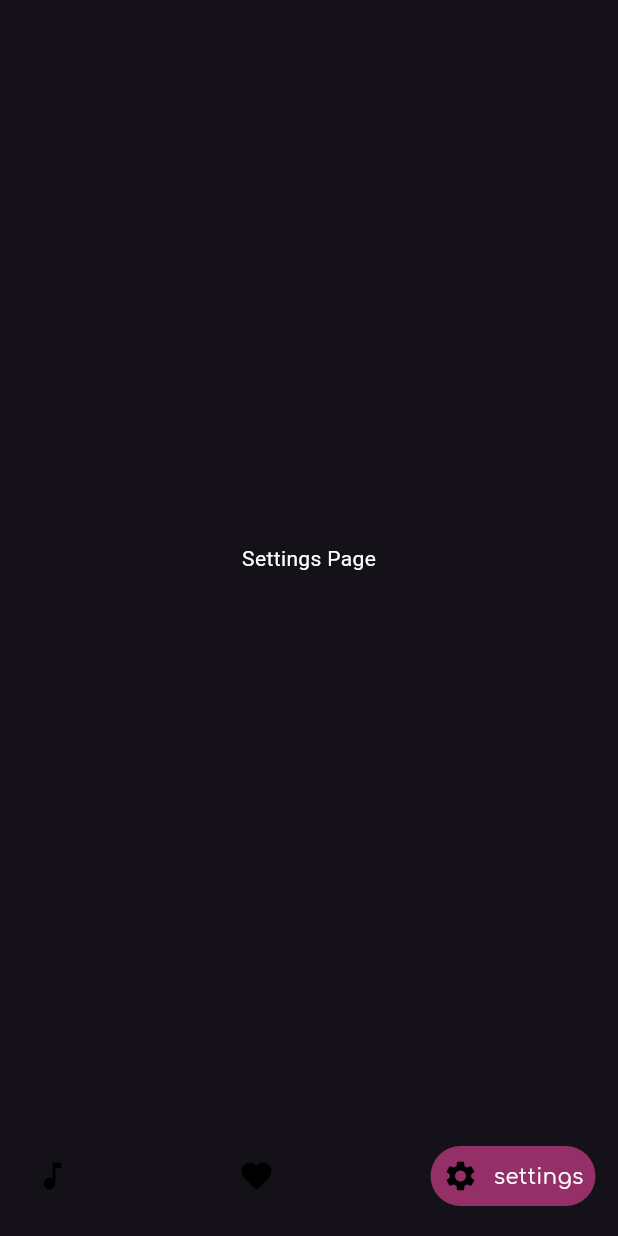
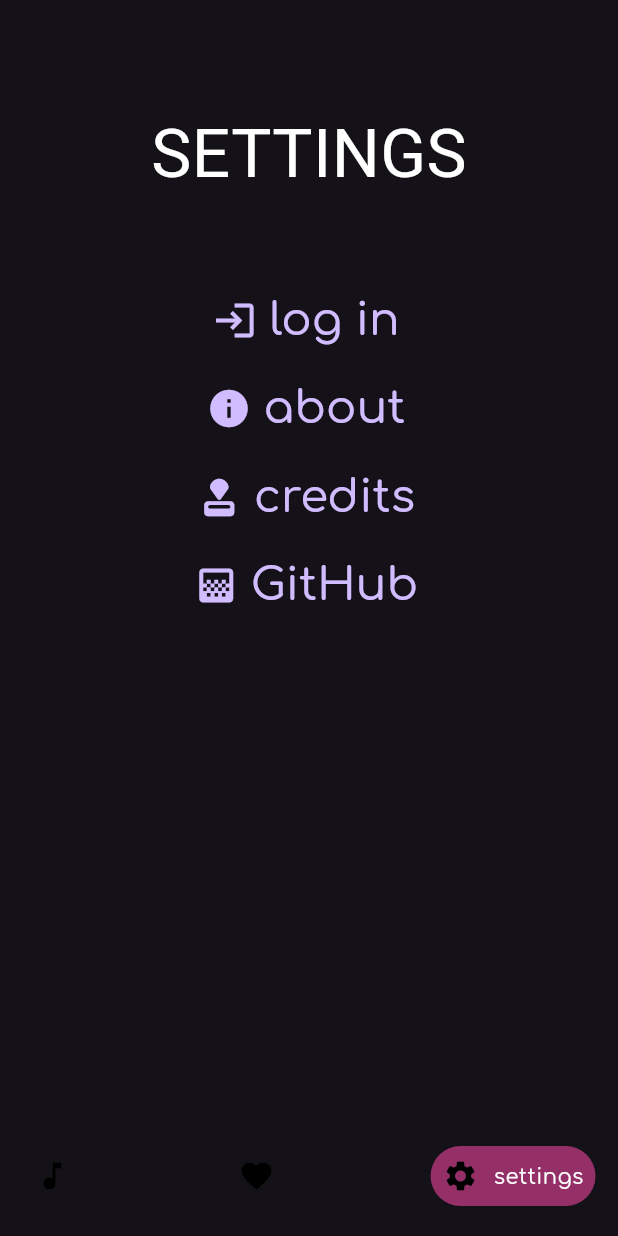
Before and after one commit to Alkonosttt/Hypnos, a Flutter app: the screen it shows after launch, item 3 of the bottom bar chosen, on a phone screen of 412 x 824 dp. Run offline on Flutter 3.47's test engine with Material 3 defaults, Android fonts, the phone set to English and light mode, and no system bars; drawn by our look-alikes of google_nav_bar; our stand-ins replace google_fonts; missing offline and left inert: markdown_widget.

Commit message:
Implemented the navigation on the Settings screen, made the Credits screen display the contents of credits.md

```diff
--- a/lib/settings.dart
+++ b/lib/settings.dart
@@ -1,4 +1,9 @@
 import 'package:flutter/material.dart';
+import 'package:google_fonts/google_fonts.dart';
+// settings screens
+import 'package:hypnos/loginandprofile.dart';
+import 'package:hypnos/about.dart';
+import 'package:hypnos/credits.dart';
 
 class SettingsPage extends StatefulWidget {
   const SettingsPage({super.key});
@@ -10,6 +15,79 @@ class SettingsPage extends StatefulWidget {
 class _SettingsPageState extends State<SettingsPage> {
   @override
   Widget build(BuildContext context) {
-    return Center(child: Text('Settings Page'));
+    return Row(
+      children: <Widget>[
+        Expanded(flex: 1, child: SizedBox()),
+        Expanded(
+          flex: 8,
+          child: Column(
+            children: [
+              Container(
+                margin: EdgeInsets.fromLTRB(0, 70, 0, 50),
+                child: Text(
+                  'SETTINGS',
+                  style: GoogleFonts.instrumentSerif(fontSize: 45),
+                ),
+              ),
+              // placeholder for library items
+              TextButton.icon(
+                onPressed: () {
+                  Navigator.push(
+                    context,
+                    MaterialPageRoute(
+                      builder: (context) => const LoginProfileScreen(),
+                    ),
+                  );
+                },
+                icon: const Icon(Icons.login, size: 30),
+                label: Text(
+                  'log in',
+                  style: GoogleFonts.comfortaa(fontSize: 30),
+                ),
+              ),
+              TextButton.icon(
+                onPressed: () {
+                  Navigator.push(
+                    context,
+                    MaterialPageRoute(
+                      builder: (context) => const AboutScreen(),
+                    ),
+                  );
+                },
+                icon: Icon(Icons.info, size: 30),
+                label: Text(
+                  'about',
+                  style: GoogleFonts.comfortaa(fontSize: 30),
+                ),
+              ),
+              TextButton.icon(
+                onPressed: () {
+                  Navigator.push(
+                    context,
+                    MaterialPageRoute(
+                      builder: (context) => const CreditsScreen(),
+                    ),
+                  );
+                },
+                icon: Icon(Icons.approval_rounded, size: 30),
+                label: Text(
+                  'credits',
+                  style: GoogleFonts.comfortaa(fontSize: 30),
+                ),
+              ),
+              TextButton.icon(
+                onPressed: () {},
+                label: Text(
+                  'GitHub',
+                  style: GoogleFonts.comfortaa(fontSize: 30),
+                ),
+                icon: Icon(Icons.gradient, size: 30),
+              ),
+            ],
+          ),
+        ),
+        Expanded(flex: 1, child: SizedBox()),
+      ],
+    );
   }
 }
--- a/pubspec.yaml
+++ b/pubspec.yaml
@@ -12,6 +12,7 @@ dependencies:
   flutter_launcher_icons: ^0.14.3
   google_fonts: ^6.2.1
   google_nav_bar: ^5.0.7
+  markdown_widget: ^2.3.2+8
 
 dev_dependencies:
   flutter_test:
```
Also changed, not shown: lib/about.dart (added, +10 -0 lines), lib/credits.dart (added, +42 -0 lines), lib/loginandprofile.dart (added, +15 -0 lines), pubspec.lock, 6 other files.
